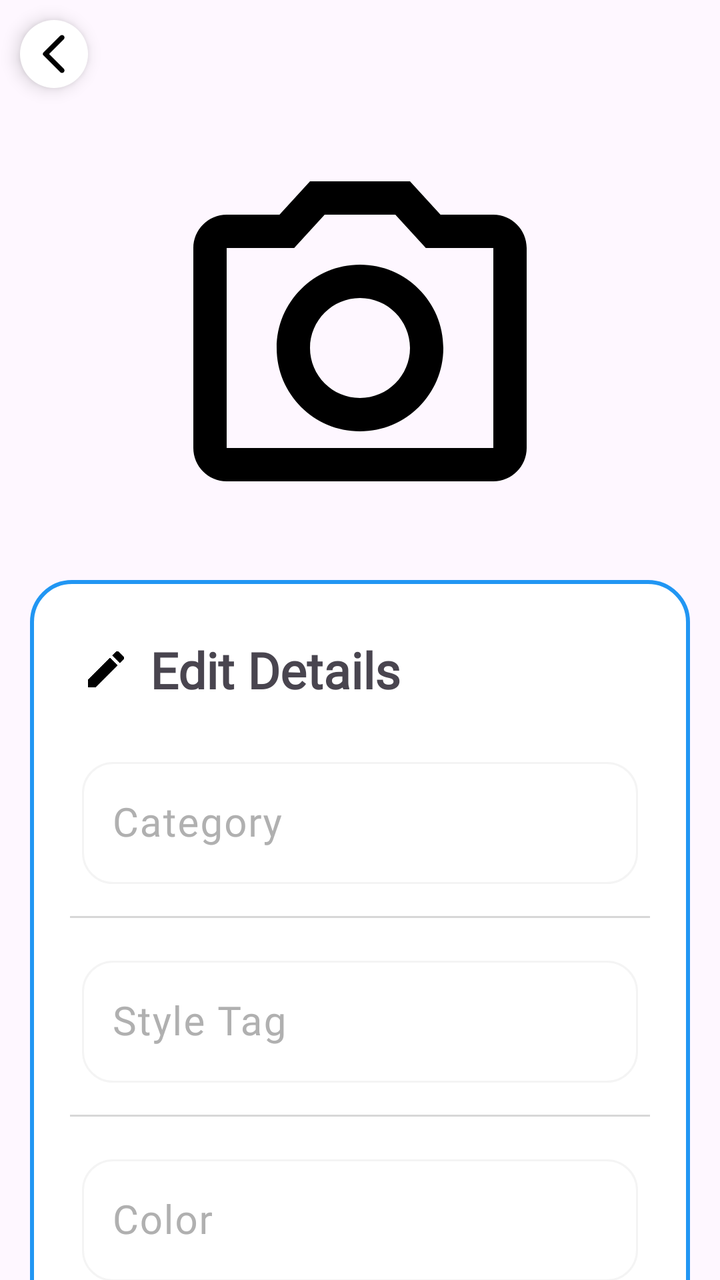
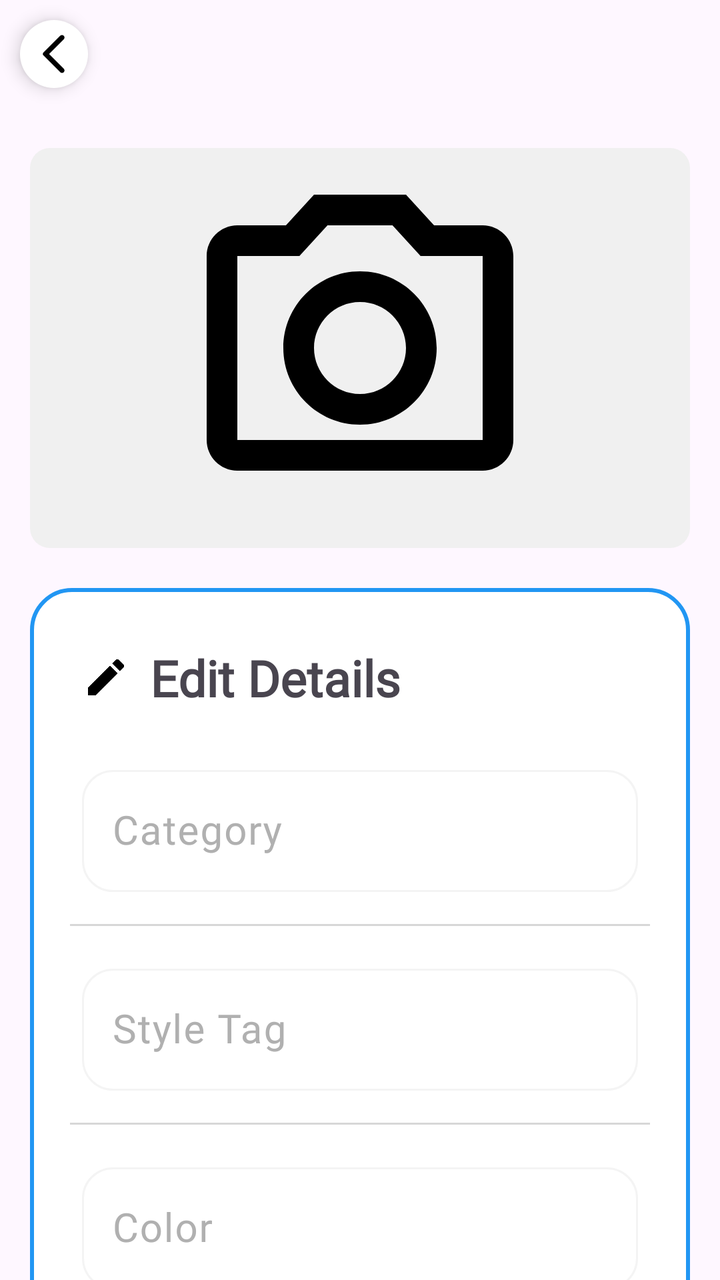

An Android layout rendered at two revisions. The XML below is the earlier revision; the diff shows what the commit changed to produce the second picture.
<!-- AndroidManifest.xml: application theme Theme.StyleWIZ_vol2 -->
<!-- res/layout/fragment_edit_details.xml -->
<?xml version="1.0" encoding="utf-8"?>
<LinearLayout xmlns:android="http://schemas.android.com/apk/res/android"
    xmlns:tools="http://schemas.android.com/tools"
    android:layout_width="match_parent"
    android:layout_height="match_parent"
    xmlns:app="http://schemas.android.com/apk/res-auto"
    android:orientation="vertical"
    tools:context=".EditDetailsFragment">

    <LinearLayout
        android:layout_width="match_parent"
        android:layout_height="wrap_content"
        android:orientation="horizontal"
        android:gravity="center_vertical">

        <ImageView
            android:layout_width="wrap_content"
            android:layout_height="wrap_content"
            android:id="@+id/backEdit"
            android:layout_margin="10dp"
            android:padding="5dp"
            android:elevation="5dp"
            android:layout_gravity="center"
            android:background="@drawable/circle_shape"
            android:src="@drawable/round_arrow_back_24" />

        <View
            android:layout_width="0dp"
            android:layout_height="0dp"
            android:layout_weight="1"/>


    </LinearLayout>


    <ScrollView
        android:layout_width="match_parent"
        android:layout_height="match_parent"
        android:clipToPadding="false"
        android:padding="5dp"
        android:scrollbars="none"
        app:layout_behavior="@string/appbar_scrolling_view_behavior">

        <LinearLayout
            android:layout_width="match_parent"
            android:layout_height="wrap_content"
            android:layout_marginTop="5dp"
            android:clipToPadding="false"
            android:orientation="vertical"
            android:padding="10dp">

            
            <ImageView
                android:id="@+id/detailImage"
                android:layout_width="match_parent"
                android:layout_height="200dp"
                android:layout_marginBottom="16dp"
                android:contentDescription="Detail Image"
                android:scaleType="fitCenter"
                android:src="@drawable/outline_photo_camera_24" />


            <LinearLayout
                android:id="@+id/linearLayoutEdit"
                android:layout_width="match_parent"
                android:layout_height="wrap_content"
                android:background="@drawable/white_background"
                android:orientation="vertical"
                android:padding="10dp"
                app:layout_constraintEnd_toEndOf="parent"
                app:layout_constraintStart_toStartOf="parent"
                app:layout_constraintTop_toBottomOf="@id/profileImg">


                <LinearLayout
                    android:layout_width="match_parent"
                    android:layout_height="match_parent"
                    android:layout_marginLeft="8dp"
                    android:layout_marginTop="10dp"
                    android:layout_marginRight="8dp"
                    android:orientation="horizontal"
                    android:padding="8dp">


                    <TextView
                        android:id="@+id/title"
                        android:layout_width="wrap_content"
                        android:layout_height="wrap_content"
                        android:layout_weight="1"
                        android:fontFamily="@font/roboto"
                        android:text="Edit Details"
                        android:drawableLeft="@drawable/round_edit_24"
                        android:drawablePadding="10sp"
                        android:textSize="25dp"
                        android:textStyle="bold" />



                </LinearLayout>


                <LinearLayout
                    android:layout_width="match_parent"
                    android:layout_height="match_parent"
                    android:layout_margin="8dp"
                    android:orientation="horizontal"
                    android:padding="8dp">


                    <com.google.android.material.textfield.TextInputLayout
                        android:layout_width="match_parent"
                        android:layout_height="wrap_content"
                        android:hint="Category"
                        android:textColorHint="@color/gray"
                        app:hintAnimationEnabled="true">

                        <com.google.android.material.textfield.TextInputEditText
                            android:id="@+id/editCategoryDetails"
                            android:layout_width="match_parent"
                            android:layout_height="wrap_content"
                            android:background="@drawable/edittextshape"
                            android:ems="10"
                            android:fontFamily="@font/roboto"
                            android:textSize="20dp"
                            android:inputType="text"
                            android:paddingLeft="15sp"
                            android:paddingRight="15sp" />
                    </com.google.android.material.textfield.TextInputLayout>


                </LinearLayout>

                <androidx.appcompat.widget.AppCompatImageView
                    android:layout_width="match_parent"
                    android:layout_height="1dp"
                    android:layout_marginStart="10dp"
                    android:layout_marginEnd="10dp"
                    android:alpha="0.5"
                    android:background="@color/gray" />

                <LinearLayout
                    android:layout_width="match_parent"
                    android:layout_height="match_parent"
                    android:layout_margin="8dp"
                    android:orientation="horizontal"
                    android:padding="8dp">


                    <com.google.android.material.textfield.TextInputLayout
                        android:layout_width="match_parent"
                        android:layout_height="wrap_content"
                        android:hint="Style Tag"
                        android:textColorHint="@color/gray"
                        app:hintAnimationEnabled="true">

                        <com.google.android.material.textfield.TextInputEditText
                            android:id="@+id/editStyleTagDetails"
                            android:layout_width="match_parent"
                            android:layout_height="wrap_content"
                            android:background="@drawable/edittextshape"
                            android:ems="10"
                            android:fontFamily="@font/roboto"
                            android:textSize="20dp"
                            android:inputType="text"
                            android:paddingLeft="15sp"
                            android:paddingRight="15sp" />
                    </com.google.android.material.textfield.TextInputLayout>


                </LinearLayout>

                <androidx.appcompat.widget.AppCompatImageView
                    android:layout_width="match_parent"
                    android:layout_height="1dp"
                    android:layout_marginStart="10dp"
                    android:layout_marginEnd="10dp"
                    android:alpha="0.5"
                    android:background="@color/gray" />

                <LinearLayout
                    android:layout_width="match_parent"
                    android:layout_height="match_parent"
                    android:layout_margin="8dp"
                    android:orientation="horizontal"
                    android:padding="8dp">


                    <com.google.android.material.textfield.TextInputLayout
                        android:layout_width="match_parent"
                        android:layout_height="wrap_content"
                        android:hint="Color"
                        android:textColorHint="@color/gray"
                        app:hintAnimationEnabled="true">

                        <com.google.android.material.textfield.TextInputEditText
                            android:id="@+id/editColorDetails"
                            android:layout_width="match_parent"
                            android:layout_height="wrap_content"
                            android:background="@drawable/edittextshape"
                            android:ems="10"
                            android:fontFamily="@font/roboto"
                            android:textSize="20dp"
                            android:inputType="text"
                            android:paddingLeft="15sp"
                            android:paddingRight="15sp" />
                    </com.google.android.material.textfield.TextInputLayout>


                </LinearLayout>

                <androidx.appcompat.widget.AppCompatImageView
                    android:layout_width="match_parent"
                    android:layout_height="1dp"
                    android:layout_marginStart="10dp"
                    android:layout_marginEnd="10dp"
                    android:alpha="0.5"
                    android:background="@color/gray" />

                <LinearLayout
                    android:layout_width="match_parent"
                    android:layout_height="match_parent"
                    android:layout_margin="8dp"
                    android:orientation="horizontal"
                    android:padding="8dp">


                    <com.google.android.material.textfield.TextInputLayout
                        android:layout_width="match_parent"
                        android:layout_height="wrap_content"
                        android:hint="Seasonality"
                        android:textColorHint="@color/gray"
                        app:hintAnimationEnabled="true">

                        <com.google.android.material.textfield.TextInputEditText
                            android:id="@+id/editSeasonalityDetails"
                            android:layout_width="match_parent"
                            android:layout_height="wrap_content"
                            android:background="@drawable/edittextshape"
                            android:ems="10"
                            android:fontFamily="@font/roboto"
                            android:textSize="20dp"
                            android:inputType="text"
                            android:paddingLeft="15sp"
                            android:paddingRight="15sp" />
                    </com.google.android.material.textfield.TextInputLayout>


                </LinearLayout>


                <androidx.appcompat.widget.AppCompatImageView
                    android:layout_width="match_parent"
                    android:layout_height="1dp"
                    android:layout_marginStart="10dp"
                    android:layout_marginEnd="10dp"
                    android:alpha="0.5"
                    android:background="@color/gray" />

                <LinearLayout
                    android:layout_width="match_parent"
                    android:layout_height="match_parent"
                    android:layout_margin="8dp"
                    android:orientation="horizontal"
                    android:padding="8dp">


                    <com.google.android.material.textfield.TextInputLayout
                        android:layout_width="match_parent"
                        android:layout_height="wrap_content"
                        android:hint="Description"
                        android:textColorHint="@color/gray"
                        app:hintAnimationEnabled="true">

                        <com.google.android.material.textfield.TextInputEditText
                            android:id="@+id/editDescriptionDetails"
                            android:layout_width="match_parent"
                            android:layout_height="wrap_content"
                            android:background="@drawable/edittextshape"
                            android:ems="10"
                            android:fontFamily="@font/roboto"
                            android:textSize="20dp"
                            android:inputType="text"
                            android:paddingLeft="15sp"
                            android:paddingRight="15sp" />
                    </com.google.android.material.textfield.TextInputLayout>


                </LinearLayout>

                <LinearLayout
                    android:layout_width="match_parent"
                    android:layout_height="match_parent"
                    android:layout_marginTop="5dp"
                    android:gravity="center_horizontal"
                    android:orientation="horizontal">


                    <Button
                        android:id="@+id/cancel_button_details"
                        android:layout_width="110dp"
                        android:layout_height="55dp"
                        android:layout_margin="10dp"
                        android:backgroundTint="@color/gray"
                        android:fontFamily="@font/roboto"
                        android:text="Cancel"
                        android:textColor="#FFFFFF"
                        android:textSize="16sp" />


                    <Button
                        android:id="@+id/save_button_details"
                        android:layout_width="110dp"
                        android:layout_height="55dp"
                        android:layout_margin="10dp"
                        android:backgroundTint="@color/blue"
                        android:fontFamily="@font/roboto"
                        android:text="Save"
                        android:textColor="#FFFFFF"
                        android:textSize="16sp" />


                </LinearLayout>


            </LinearLayout>


        </LinearLayout>

    </ScrollView>


</LinearLayout>
<!-- resources referenced by this layout -->
<resources>
  <color name="blue">#2196F3</color>
  <color name="gray">#B0B0B0</color>
  <!-- drawable circle_shape (drawable) -->
  <?xml version="1.0" encoding="utf-8"?>
  <shape xmlns:android="http://schemas.android.com/apk/res/android">
      <solid android:color="#FFFFFF" /> 
      <corners android:radius="50dp" /> 
  </shape>
  <!-- drawable edittextshape (drawable) -->
  <?xml version="1.0" encoding="utf-8"?>
  <shape xmlns:android="http://schemas.android.com/apk/res/android">
      <solid android:color="@color/white"/>
      <corners android:radius="15dp"/>
      <stroke android:color="#f4f4f4" android:width="1dp"/>
  </shape>
  <!-- drawable outline_photo_camera_24 (drawable) -->
  <vector android:height="24dp" android:tint="#000000"
      android:viewportHeight="24" android:viewportWidth="24"
      android:width="24dp" xmlns:android="http://schemas.android.com/apk/res/android">
      <path android:fillColor="@android:color/white" android:pathData="M14.12,4l1.83,2L20,6v12L4,18L4,6h4.05l1.83,-2h4.24M15,2L9,2L7.17,4L4,4c-1.1,0 -2,0.9 -2,2v12c0,1.1 0.9,2 2,2h16c1.1,0 2,-0.9 2,-2L22,6c0,-1.1 -0.9,-2 -2,-2h-3.17L15,2zM12,9c1.65,0 3,1.35 3,3s-1.35,3 -3,3 -3,-1.35 -3,-3 1.35,-3 3,-3m0,-2c-2.76,0 -5,2.24 -5,5s2.24,5 5,5 5,-2.24 5,-5 -2.24,-5 -5,-5z"/>
  </vector>
  <!-- drawable round_arrow_back_24 (drawable) -->
  <vector android:height="24dp" android:tint="#000000"
      android:viewportHeight="24" android:viewportWidth="24"
      android:width="24dp" xmlns:android="http://schemas.android.com/apk/res/android">
      <path android:fillColor="@android:color/white" android:pathData="M16.88,2.88L16.88,2.88c-0.49,-0.49 -1.28,-0.49 -1.77,0l-8.41,8.41c-0.39,0.39 -0.39,1.02 0,1.41l8.41,8.41c0.49,0.49 1.28,0.49 1.77,0l0,0c0.49,-0.49 0.49,-1.28 0,-1.77L9.54,12l7.35,-7.35C17.37,4.16 17.37,3.37 16.88,2.88z"/>
  </vector>
  <!-- drawable round_edit_24 (drawable) -->
  <vector android:height="24dp" android:tint="#000000"
      android:viewportHeight="24" android:viewportWidth="24"
      android:width="24dp" xmlns:android="http://schemas.android.com/apk/res/android">
      <path android:fillColor="@android:color/white" android:pathData="M3,17.46v3.04c0,0.28 0.22,0.5 0.5,0.5h3.04c0.13,0 0.26,-0.05 0.35,-0.15L17.81,9.94l-3.75,-3.75L3.15,17.1c-0.1,0.1 -0.15,0.22 -0.15,0.36zM20.71,7.04c0.39,-0.39 0.39,-1.02 0,-1.41l-2.34,-2.34c-0.39,-0.39 -1.02,-0.39 -1.41,0l-1.83,1.83 3.75,3.75 1.83,-1.83z"/>
  </vector>
  <!-- drawable white_background (drawable) -->
  <?xml version="1.0" encoding="utf-8"?>
  <selector xmlns:android="http://schemas.android.com/apk/res/android">
      <item>
  
          <shape
              android:shape="rectangle">
  
              <solid
                  android:color="@color/white"/>
  
              <corners
                  android:radius="20sp"/>
  
              <stroke
                  android:width="2dp"
                  android:color="@color/blue"/>
  
          </shape>
  
      </item>
  
  </selector>
  <style name="Theme.StyleWIZ_vol2" parent="Base.Theme.StyleWIZ_vol2" />
  <color name="white">#FFFFFFFF</color>
  <style name="Base.Theme.StyleWIZ_vol2" parent="Theme.Material3.DayNight.NoActionBar">
          
          
      </style>
</resources>

<!-- the commit's change to res/layout/fragment_edit_details.xml (unified diff, before → after) -->
@@ -54,7 +54,7 @@
                 android:id="@+id/detailImage"
                 android:layout_width="match_parent"
                 android:layout_height="200dp"
-                android:layout_marginBottom="16dp"
+                android:background="@drawable/rounded_corners"
                 android:contentDescription="Detail Image"
                 android:scaleType="fitCenter"
                 android:src="@drawable/outline_photo_camera_24" />
@@ -64,6 +64,7 @@
                 android:id="@+id/linearLayoutEdit"
                 android:layout_width="match_parent"
                 android:layout_height="wrap_content"
+                android:layout_marginTop="20dp"
                 android:background="@drawable/white_background"
                 android:orientation="vertical"
                 android:padding="10dp"
@@ -87,15 +88,14 @@
                         android:layout_width="wrap_content"
                         android:layout_height="wrap_content"
                         android:layout_weight="1"
+                        android:drawableLeft="@drawable/round_edit_24"
+                        android:drawablePadding="10sp"
                         android:fontFamily="@font/roboto"
                         android:text="Edit Details"
-                        android:drawableLeft="@drawable/round_edit_24"
-                        android:drawablePadding="10sp"
                         android:textSize="25dp"
                         android:textStyle="bold" />
 
 
-
                 </LinearLayout>
 
 
@@ -121,10 +121,10 @@
                             android:background="@drawable/edittextshape"
                             android:ems="10"
                             android:fontFamily="@font/roboto"
-                            android:textSize="20dp"
-                            android:inputType="text"
-                            android:paddingLeft="15sp"
-                            android:paddingRight="15sp" />
+                            android:inputType="text"
+                            android:paddingLeft="15sp"
+                            android:paddingRight="15sp"
+                            android:textSize="20dp" />
                     </com.google.android.material.textfield.TextInputLayout>
 
 
@@ -160,10 +160,10 @@
                             android:background="@drawable/edittextshape"
                             android:ems="10"
                             android:fontFamily="@font/roboto"
-                            android:textSize="20dp"
-                            android:inputType="text"
-                            android:paddingLeft="15sp"
-                            android:paddingRight="15sp" />
+                            android:inputType="text"
+                            android:paddingLeft="15sp"
+                            android:paddingRight="15sp"
+                            android:textSize="20dp" />
                     </com.google.android.material.textfield.TextInputLayout>
 
 
@@ -199,10 +199,10 @@
                             android:background="@drawable/edittextshape"
                             android:ems="10"
                             android:fontFamily="@font/roboto"
-                            android:textSize="20dp"
-                            android:inputType="text"
-                            android:paddingLeft="15sp"
-                            android:paddingRight="15sp" />
+                            android:inputType="text"
+                            android:paddingLeft="15sp"
+                            android:paddingRight="15sp"
+                            android:textSize="20dp" />
                     </com.google.android.material.textfield.TextInputLayout>
 
 
@@ -238,10 +238,10 @@
                             android:background="@drawable/edittextshape"
                             android:ems="10"
                             android:fontFamily="@font/roboto"
-                            android:textSize="20dp"
-                            android:inputType="text"
-                            android:paddingLeft="15sp"
-                            android:paddingRight="15sp" />
+                            android:inputType="text"
+                            android:paddingLeft="15sp"
+                            android:paddingRight="15sp"
+                            android:textSize="20dp" />
                     </com.google.android.material.textfield.TextInputLayout>
 
 
@@ -278,10 +278,10 @@
                             android:background="@drawable/edittextshape"
                             android:ems="10"
                             android:fontFamily="@font/roboto"
-                            android:textSize="20dp"
-                            android:inputType="text"
-                            android:paddingLeft="15sp"
-                            android:paddingRight="15sp" />
+                            android:inputType="text"
+                            android:paddingLeft="15sp"
+                            android:paddingRight="15sp"
+                            android:textSize="20dp" />
                     </com.google.android.material.textfield.TextInputLayout>
 
 
<!-- resource entries referenced after the edit -->
@@ -33,6 +33,18 @@
       android:width="24dp" xmlns:android="http://schemas.android.com/apk/res/android">
       <path android:fillColor="@android:color/white" android:pathData="M3,17.46v3.04c0,0.28 0.22,0.5 0.5,0.5h3.04c0.13,0 0.26,-0.05 0.35,-0.15L17.81,9.94l-3.75,-3.75L3.15,17.1c-0.1,0.1 -0.15,0.22 -0.15,0.36zM20.71,7.04c0.39,-0.39 0.39,-1.02 0,-1.41l-2.34,-2.34c-0.39,-0.39 -1.02,-0.39 -1.41,0l-1.83,1.83 3.75,3.75 1.83,-1.83z"/>
   </vector>
+  <!-- drawable rounded_corners (drawable) -->
+  <?xml version="1.0" encoding="utf-8"?>
+  <shape xmlns:android="http://schemas.android.com/apk/res/android">
+      <solid android:color="#F0F0F0" />
+      <corners android:radius="10dp" />
+      <padding
+          android:left="8dp"
+          android:top="8dp"
+          android:right="8dp"
+          android:bottom="8dp" />
+  
+  </shape>
   <!-- drawable white_background (drawable) -->
   <?xml version="1.0" encoding="utf-8"?>
   <selector xmlns:android="http://schemas.android.com/apk/res/android">
